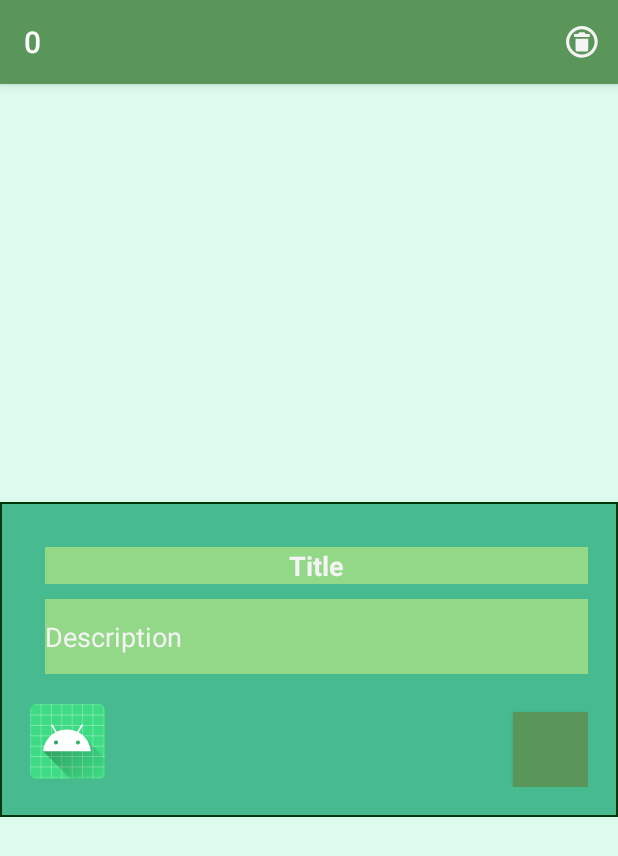
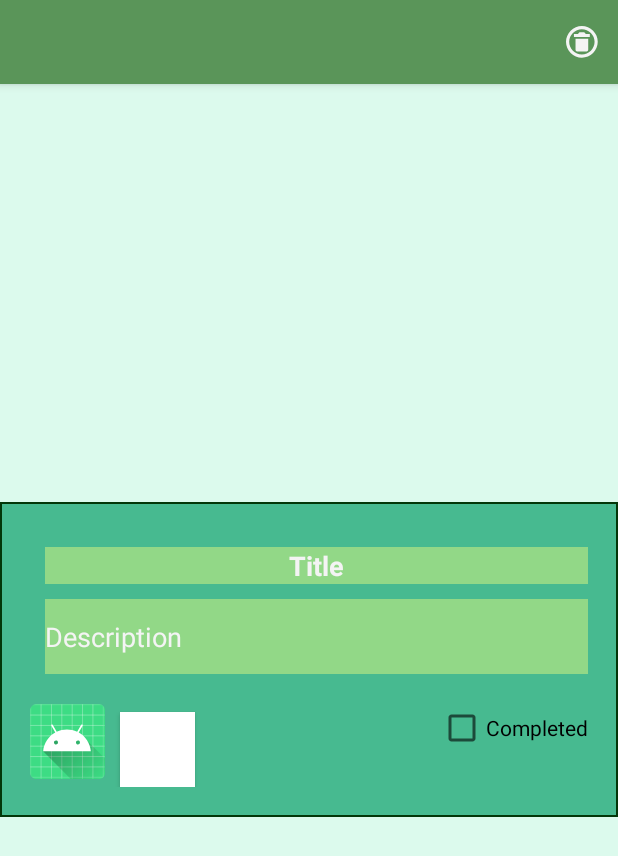
Before and after one commit to OleksiiHromovych/AchievementsApp, an Android app: the fragment AchievementEditFragment placed in its activity, on a phone screen of 412 x 824 dp. Shown: the top 856 px of the screen. Run offline under Robolectric (Android 15) with nearby library versions, the phone set to English and light mode, and no system bars; 12 statements that could not run were skipped.

Commit message:
Finish bd, connect it with application

```diff
--- a/app/src/main/java/android/hromovych/com/achievements/achievementElements/Achievement.kt
+++ b/app/src/main/java/android/hromovych/com/achievements/achievementElements/Achievement.kt
@@ -6,4 +6,5 @@ class Achievement(var groupId: Long) {
     var image: String? = null
     var title: String? = null
     var description: String? = null
+    var completed: Boolean = false
 }
--- a/app/src/main/java/android/hromovych/com/achievements/achievementElements/AchievementAdapter.kt
+++ b/app/src/main/java/android/hromovych/com/achievements/achievementElements/AchievementAdapter.kt
@@ -19,6 +19,7 @@ class AchievementAdapter(
         private val titleView: TextView = v.findViewById(R.id.achievement_title)
         private val descriptionView: TextView = v.findViewById(R.id.achievement_description)
         private lateinit var achievement: Achievement
+        private val view = v
 
         init {
             v.setOnClickListener{clickAchievement(achievement)}
@@ -28,6 +29,9 @@ class AchievementAdapter(
             this.achievement = achievement
             titleView.text = achievement.title
             descriptionView.text = achievement.description
+
+            if (achievement.completed)
+                view.setBackgroundColor(R.color.achievement_completed_background)
         }
     }
 
--- a/app/src/main/java/android/hromovych/com/achievements/achievementElements/AchievementFragment.kt
+++ b/app/src/main/java/android/hromovych/com/achievements/achievementElements/AchievementFragment.kt
@@ -24,6 +24,7 @@ class AchievementFragment : Fragment() {
         (activity as AppCompatActivity).supportActionBar?.apply {
             setDisplayHomeAsUpEnabled(true)
             setHomeAsUpIndicator(R.drawable.ic_back)
+            title = BaseLab(context).getGroup(groupID).title
 
         }
     }
@@ -104,7 +105,7 @@ class AchievementFragment : Fragment() {
             android.R.id.home -> fragmentManager!!.popBackStackImmediate()
             R.id.add_menu -> {
                 val achievement = Achievement(groupID)
-                BaseLab(context).addAchievement(achievement)
+                achievement.id = BaseLab(context).addAchievement(achievement)
                 callbacks!!.onAchievementClick(achievement)
             }
         }
--- a/app/src/main/java/android/hromovych/com/achievements/database/BaseLab.kt
+++ b/app/src/main/java/android/hromovych/com/achievements/database/BaseLab.kt
@@ -40,19 +40,12 @@ class BaseLab(private val context: Context?) {
         return groups
     }
 
-    fun addAchievement(achievement: Achievement){
+    fun addAchievement(achievement: Achievement): Long {
 
-        val values = ContentValues().apply {
-            put(DBSchema.AchievementTable.COL_TITLE, achievement.title)
-            put(DBSchema.AchievementTable.COL_IMAGE, achievement.image)
-            put(DBSchema.AchievementTable.COL_DESCRIPTION, achievement.description)
-            put(DBSchema.AchievementTable.COL_GROUP_ID, achievement.groupId)
-            put(DBSchema.AchievementTable.COL_COLOR, achievement.color)
-        }
-        db.insert(DBSchema.AchievementTable.TABLE_NAME, null, values)
+        return db.insert(DBSchema.AchievementTable.TABLE_NAME, null, achievement.getContentValues())
     }
 
-    fun getAchievements(groupId: Long): MutableList<Achievement>{
+    fun getAchievements(groupId: Long): MutableList<Achievement> {
         val achievements = mutableListOf<Achievement>()
 
         val cursor = db.query(
@@ -62,7 +55,7 @@ class BaseLab(private val context: Context?) {
             arrayOf(groupId.toString()),
             null,
             null,
-            null
+            "${DBSchema.AchievementTable.COL_COMPLETED} desc"
         )
 
         with(cursor) {
@@ -74,7 +67,7 @@ class BaseLab(private val context: Context?) {
         return achievements
     }
 
-    fun getAchievement(achievementsId: Long): Achievement{
+    fun getAchievement(achievementsId: Long): Achievement {
         val cursor = db.query(
             DBSchema.AchievementTable.TABLE_NAME,
             null,
@@ -85,12 +78,46 @@ class BaseLab(private val context: Context?) {
             null
         )
 
-        with(cursor){
+        with(cursor) {
             moveToFirst()
             return cursor.getAchievement()
         }
     }
 
+    fun clearDb() {
+        db.execSQL("delete from ${DBSchema.GroupTable.TABLE_NAME}")
+        db.execSQL("delete from ${DBSchema.AchievementTable.TABLE_NAME}")
+    }
+
+    fun getGroup(groupId: Long): Group {
+        val cursor = db.query(
+            DBSchema.GroupTable.TABLE_NAME,
+            null,
+            "${DBSchema.GroupTable.COL_ID} = ?",
+            arrayOf(groupId.toString()),
+            null,
+            null,
+            null
+        )
+
+        with(cursor) {
+            moveToFirst()
+            return cursor.getGroup()
+        }
+    }
+
+    fun deleteAchievement(id: Long): Int = db.delete(
+        DBSchema.AchievementTable.TABLE_NAME,
+        "${DBSchema.AchievementTable.COL_ID} = ?",
+        arrayOf(id.toString())
+    )
+
+    fun updateAchievement(achievement: Achievement) = db.update(
+            DBSchema.AchievementTable.TABLE_NAME,
+            achievement.getContentValues(),
+            "${DBSchema.AchievementTable.COL_ID} = ?",
+            arrayOf(achievement.id.toString())
+        )
 
 }
 
@@ -100,14 +127,16 @@ private fun Cursor.getAchievement(): Achievement {
     val _title = getString(getColumnIndex(DBSchema.AchievementTable.COL_TITLE))
     val _description = getString(getColumnIndex(DBSchema.AchievementTable.COL_DESCRIPTION))
     val _color = getString(getColumnIndex(DBSchema.AchievementTable.COL_COLOR))
+    val _completed = getInt(getColumnIndex(DBSchema.AchievementTable.COL_COMPLETED))
     val _image = getString(getColumnIndex(DBSchema.AchievementTable.COL_IMAGE))
 
     return Achievement(groupId = _groupID).apply {
         id = _id
-        title =_title
+        title = _title
         description = _description
         color = _color
         image = _image
+        completed = _completed != 0
     }
 }
 
@@ -122,3 +151,16 @@ private fun Cursor.getGroup(): Group {
         image = imagePath
     }
 }
+
+private fun Achievement.getContentValues(): ContentValues {
+    val achievement = this
+    return ContentValues().apply {
+        put(DBSchema.AchievementTable.COL_TITLE, achievement.title)
+        put(DBSchema.AchievementTable.COL_IMAGE, achievement.image)
+        put(DBSchema.AchievementTable.COL_DESCRIPTION, achievement.description)
+        put(DBSchema.AchievementTable.COL_GROUP_ID, achievement.groupId)
+        put(DBSchema.AchievementTable.COL_COLOR, achievement.color)
+        put(DBSchema.AchievementTable.COL_COMPLETED, achievement.completed)
+
+    }
+}
--- a/app/src/main/java/android/hromovych/com/achievements/database/DBSchema.kt
+++ b/app/src/main/java/android/hromovych/com/achievements/database/DBSchema.kt
@@ -20,5 +20,6 @@ object DBSchema {
         const val COL_DESCRIPTION = "description"
         const val COL_IMAGE = "image"
         const val COL_COLOR = "color"
+        const val COL_COMPLETED = "completed"
     }
 }
--- a/app/src/main/java/android/hromovych/com/achievements/database/DataBaseHelper.kt
+++ b/app/src/main/java/android/hromovych/com/achievements/database/DataBaseHelper.kt
@@ -25,6 +25,7 @@ class DataBaseHelper(var context: Context?) :
                     "${AchievementTable.COL_TITLE} text, " +
                     "${AchievementTable.COL_DESCRIPTION} text, " +
                     "${AchievementTable.COL_COLOR} text, " +
+                    "${AchievementTable.COL_COMPLETED} tinyint, " +
                     "${AchievementTable.COL_IMAGE} text)"
         )
 
@@ -38,7 +39,7 @@ class DataBaseHelper(var context: Context?) :
     }
 
     companion object{
-        const val DATABASE_VERSION = 1
+        const val DATABASE_VERSION = 3
         const val DATABASE_NAME = "Achievement.db"
     }
 
--- a/app/src/main/java/android/hromovych/com/achievements/edit/AchievementEditFragment.kt
+++ b/app/src/main/java/android/hromovych/com/achievements/edit/AchievementEditFragment.kt
@@ -1,9 +1,13 @@
 package android.hromovych.com.achievements.edit
 
 import android.hromovych.com.achievements.R
+import android.hromovych.com.achievements.achievementElements.Achievement
 import android.hromovych.com.achievements.database.BaseLab
 import android.os.Bundle
+import android.text.Editable
+import android.text.TextWatcher
 import android.view.*
+import android.widget.CheckBox
 import android.widget.EditText
 import android.widget.Toast
 import androidx.appcompat.app.AppCompatActivity
@@ -16,12 +20,15 @@ class AchievementEditFragment : Fragment() {
     private var id: Long = -1
     private lateinit var title: EditText
     private lateinit var description: EditText
+    private lateinit var achievement: Achievement
+    private lateinit var completedCheckBox: CheckBox
 
     override fun onCreate(savedInstanceState: Bundle?) {
         super.onCreate(savedInstanceState)
-        arguments?.let {
+        arguments!!.let {
             id = it.getLong(ARG_ACHIEVEMENT_ID)
         }
+        achievement = BaseLab(context).getAchievement(id)
         setHasOptionsMenu(true)
 
     }
@@ -36,19 +43,58 @@ class AchievementEditFragment : Fragment() {
         title = v.findViewById(R.id.achievement_title)
         description = v.findViewById(R.id.achievement_description)
 
-        updateData()
+        title.addTextChangedListener(object : TextWatcher {
+            override fun beforeTextChanged(s: CharSequence?, start: Int, count: Int, after: Int) {
+
+            }
+
+            override fun onTextChanged(s: CharSequence?, start: Int, before: Int, count: Int) {
+                achievement.title = s.toString()
+                updateAchievement()
+            }
+
+            override fun afterTextChanged(s: Editable?) {
+            }
+        })
+
+        description.addTextChangedListener(object : TextWatcher {
+            override fun beforeTextChanged(s: CharSequence?, start: Int, count: Int, after: Int) {
+            }
+
+            override fun onTextChanged(s: CharSequence?, start: Int, before: Int, count: Int) {
+                achievement.description = s.toString()
+                updateAchievement()
+            }
+
+            override fun afterTextChanged(s: Editable?) {
+            }
+
+        })
+
+        completedCheckBox = v.findViewById(R.id.completed_cb)
+        completedCheckBox.setOnCheckedChangeListener { buttonView, isChecked ->
+            achievement.completed = isChecked
+            updateAchievement()
+        }
+
+        setData()
 
         return v
     }
 
-    private fun updateData() {
+    private fun setData() {
         val achievement = BaseLab(context).getAchievement(id)
         title.setText(achievement.title)
         description.setText(achievement.description)
+        completedCheckBox.isChecked = achievement.completed
 
         (activity as AppCompatActivity).supportActionBar?.apply {
-            title = achievement.groupId.toString()
+            title = BaseLab(context).getGroup(achievement.groupId).title
         }
+    }
+
+    private fun updateAchievement() {
+        BaseLab(context).updateAchievement(achievement)
     }
 
     companion object {
@@ -69,6 +115,10 @@ class AchievementEditFragment : Fragment() {
     override fun onOptionsItemSelected(item: MenuItem): Boolean {
         when (item.itemId) {
             android.R.id.home -> fragmentManager!!.popBackStackImmediate()
+            R.id.delete_menu -> {
+                BaseLab(context).deleteAchievement(id)
+                fragmentManager!!.popBackStackImmediate()
+            }
             else -> Toast.makeText(context, item.title, Toast.LENGTH_SHORT).show()
         }
         return true
--- a/app/src/main/res/layout/fragment_achievement_edit.xml
+++ b/app/src/main/res/layout/fragment_achievement_edit.xml
@@ -21,17 +21,25 @@
             android:layout_width="50dp"
             android:layout_height="50dp"
             android:layout_alignParentStart="true"
-            android:contentDescription="@string/image_content_description"
-            android:background="@mipmap/ic_launcher" />
+            android:background="@mipmap/ic_launcher"
+            android:contentDescription="@string/image_content_description" />
 
         <Button
             android:id="@+id/achievement_color"
             android:layout_width="50dp"
             android:layout_height="50dp"
-            android:layout_alignParentEnd="true"
+            android:layout_marginStart="10dp"
             android:layout_marginTop="5dp"
+            android:layout_toEndOf="@id/achievement_image"
             android:background="@color/white" />
 
+        <CheckBox
+            android:id="@+id/completed_cb"
+            android:layout_width="wrap_content"
+            android:layout_height="wrap_content"
+            android:layout_alignParentEnd="true"
+            android:gravity="center_vertical"
+            android:text="Completed" />
     </RelativeLayout>
 
     <EditText
--- a/app/src/main/res/values/colors.xml
+++ b/app/src/main/res/values/colors.xml
@@ -20,5 +20,7 @@
     <color name="cup_progress_left">#948F8F</color>
 
     <color name="achievement_background">#47BA90</color>
+    <color name="cancel">#EC3E32</color>
+    <color name="achievement_completed_background">#888888</color>
 
 </resources>
--- a/app/src/main/res/values/themes.xml
+++ b/app/src/main/res/values/themes.xml
@@ -1,6 +1,6 @@
 <resources>
     <!-- Base application theme. -->
-    <style name="Theme.Achievements" parent="Theme.MaterialComponents.DayNight.DarkActionBar">
+    <style name="Theme.Achievements" parent="Theme.AppCompat.Light.DarkActionBar">
         <!-- Primary brand color. -->
 <!--        <item name="colorPrimary">@color/toolbar</item>-->
 <!--        <item name="colorPrimaryVariant">@color/status_bar</item>-->
@@ -18,4 +18,9 @@
         <item name="itemBackground">@color/item_background</item>
     </style>
 
+    <style name="Theme_Dialog" parent="ThemeOverlay.AppCompat.Dialog">
+        <item name="android:windowMinWidthMajor">90%</item>
+        <item name="android:windowMinWidthMinor">90%</item>
+    </style>
+
 </resources>
```
Also changed, not shown: app/src/main/java/android/hromovych/com/achievements/group/GroupListFragment.kt (+27 -0 lines), app/src/main/res/layout/dialog_new_group.xml (added, +75 -0 lines).
